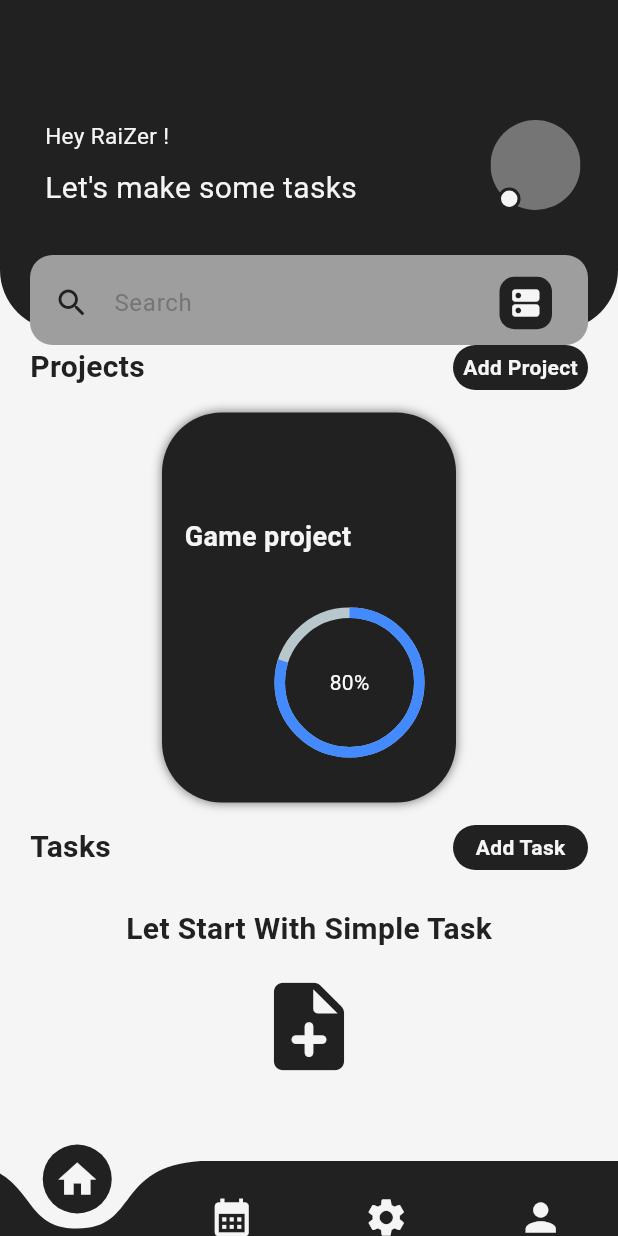
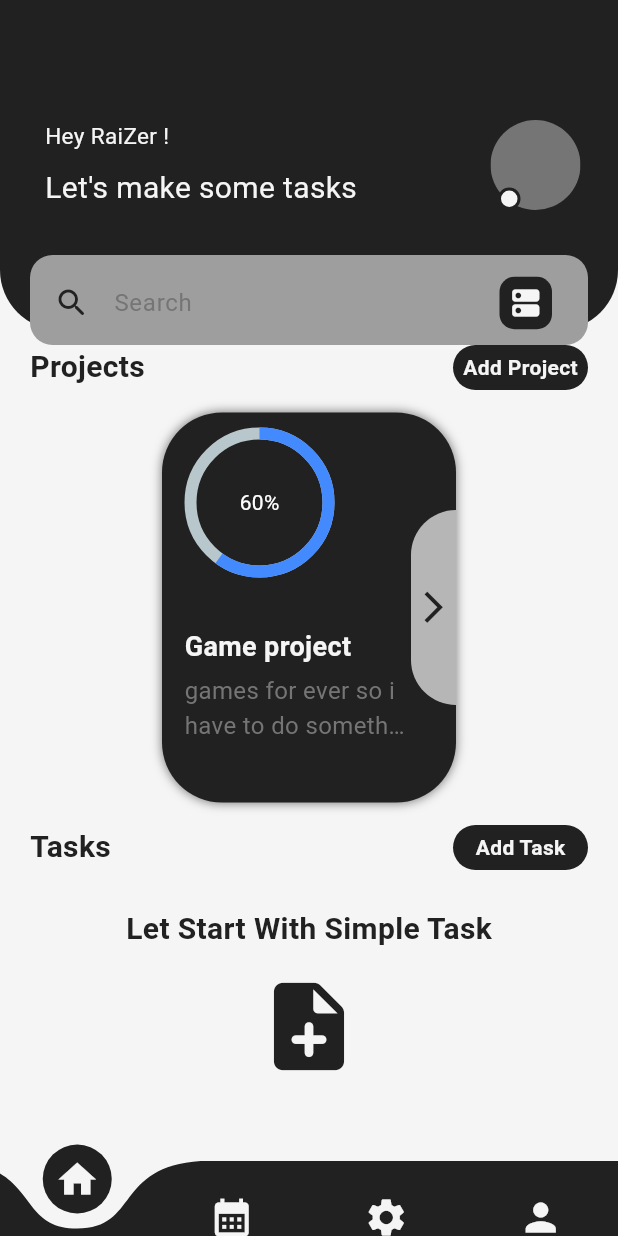
Before and after one commit to RaiZer-Kitsunee/Strick-App, a Flutter app: the screen it shows after launch, on a phone screen of 412 x 824 dp. Run offline on Flutter 3.47's test engine with Material 3 defaults, Android fonts, the light colour scheme and no system bars; drawn by our look-alikes of carousel_slider, curved_navigation_bar, percent_indicator; our stand-ins replace shared_preferences, timeline_tile.

Commit message:
some add in the projectwidget

```diff
--- a/lib/Screens/DetialsPages/ProjectPage.dart
+++ b/lib/Screens/DetialsPages/ProjectPage.dart
@@ -101,7 +101,7 @@ class _ProjectPageState extends State<ProjectPage> {
                           TextSpan(
                             text: "[ ",
                             style: TextStyle(
-                              color: Colors.green,
+                              color: Colors.blueAccent,
                               fontWeight: FontWeight.w500,
                               fontSize: 20,
                             ),
@@ -116,7 +116,7 @@ class _ProjectPageState extends State<ProjectPage> {
                           TextSpan(
                             text: " ]",
                             style: TextStyle(
-                              color: Colors.green,
+                              color: Colors.blueAccent,
                               fontWeight: FontWeight.w500,
                               fontSize: 20,
                             ),
--- a/lib/Screens/DetialsPages/addTaskPage.dart
+++ b/lib/Screens/DetialsPages/addTaskPage.dart
@@ -67,7 +67,7 @@ class AddTaskPage extends StatelessWidget {
                     width: 60,
                     height: 60,
                     decoration: BoxDecoration(
-                      color: Colors.purple.shade400,
+                      color: Colors.blueAccent,
                       borderRadius: BorderRadius.circular(5000),
                     ),
                     child: Icon(
--- a/lib/Widgets/my_ProjectWidget.dart
+++ b/lib/Widgets/my_ProjectWidget.dart
@@ -1,18 +1,21 @@
 import 'package:flutter/material.dart';
 import 'package:percent_indicator/circular_percent_indicator.dart';
-import 'package:step_progress_indicator/step_progress_indicator.dart';
 
 class MyProjectWidget extends StatelessWidget {
   final String title;
+  final String object;
 
   const MyProjectWidget({
     super.key,
     required this.title,
+    required this.object,
   });
 
   @override
   Widget build(BuildContext context) {
-    return Padding(
+    return Stack(
+      children: [
+        Padding(
           padding: const EdgeInsets.symmetric(vertical: 5, horizontal: 5),
           child: Container(
             width: 200,
@@ -35,8 +38,26 @@ class MyProjectWidget extends StatelessWidget {
                 mainAxisAlignment: MainAxisAlignment.spaceBetween,
                 crossAxisAlignment: CrossAxisAlignment.start,
                 children: [
+                  //! for this to work after you finish the tasks do this
+                  //! donetask * 100 / number of tasks / 100 = 0.?
+                  Padding(
+                    padding: const EdgeInsets.only(top: 10),
+                    child: Align(
+                      alignment: Alignment.bottomLeft,
+                      child: CircularPercentIndicator(
+                        radius: 50,
+                        lineWidth: 8,
+                        percent: 0.6,
+                        center: Text("60%"),
+                        progressColor: Colors.blueAccent,
+                      ),
+                    ),
+                  ),
+                  Column(
+                    crossAxisAlignment: CrossAxisAlignment.start,
+                    children: [
                       Container(
-                margin: EdgeInsets.only(top: 70),
+                        margin: EdgeInsets.only(bottom: 5),
                         width: 120,
                         child: Text(
                           overflow: TextOverflow.clip,
@@ -48,22 +69,47 @@ class MyProjectWidget extends StatelessWidget {
                           ),
                         ),
                       ),
-              //! for this to work after you finish the tasks do this
-              //! donetask * 100 / number of tasks / 100 = 0.?
-              Padding(
-                padding: const EdgeInsets.only(bottom: 30, left: 60),
-                child: CircularPercentIndicator(
-                  radius: 50,
-                  lineWidth: 7,
-                  percent: 0.8,
-                  center: Text("80%"),
-                  progressColor: Colors.blueAccent,
+                      Container(
+                        margin: EdgeInsets.only(bottom: 40),
+                        width: 150,
+                        child: Text(
+                          overflow: TextOverflow.ellipsis,
+                          maxLines: 2,
+                          object,
+                          style: TextStyle(
+                            color: Theme.of(context).colorScheme.primary,
+                            fontSize: 16,
                           ),
+                        ),
+                      ),
+                    ],
                   ),
                 ],
               ),
             ),
           ),
+        ),
+        Align(
+          alignment: Alignment.centerRight,
+          child: Container(
+            margin: EdgeInsets.only(right: 5),
+            alignment: Alignment.center,
+            height: 130,
+            width: 30,
+            decoration: BoxDecoration(
+              color: Theme.of(context).colorScheme.surface.withOpacity(0.7),
+              borderRadius: BorderRadius.only(
+                  topLeft: Radius.circular(500),
+                  bottomLeft: Radius.circular(500)),
+            ),
+            child: Icon(
+              Icons.arrow_forward_ios,
+              color: Theme.of(context).colorScheme.secondary,
+              size: 25,
+            ),
+          ),
+        )
+      ],
     );
   }
 }
--- a/lib/Widgets/my_Slider.dart
+++ b/lib/Widgets/my_Slider.dart
@@ -62,6 +62,7 @@ class MySlider extends StatelessWidget {
                     },
                     child: MyProjectWidget(
                       title: projectsList[index].title,
+                      object: projectsList[index].object,
                     ),
                   );
                 },
```
Lines whose indentation alone changed are shown as unchanged.
